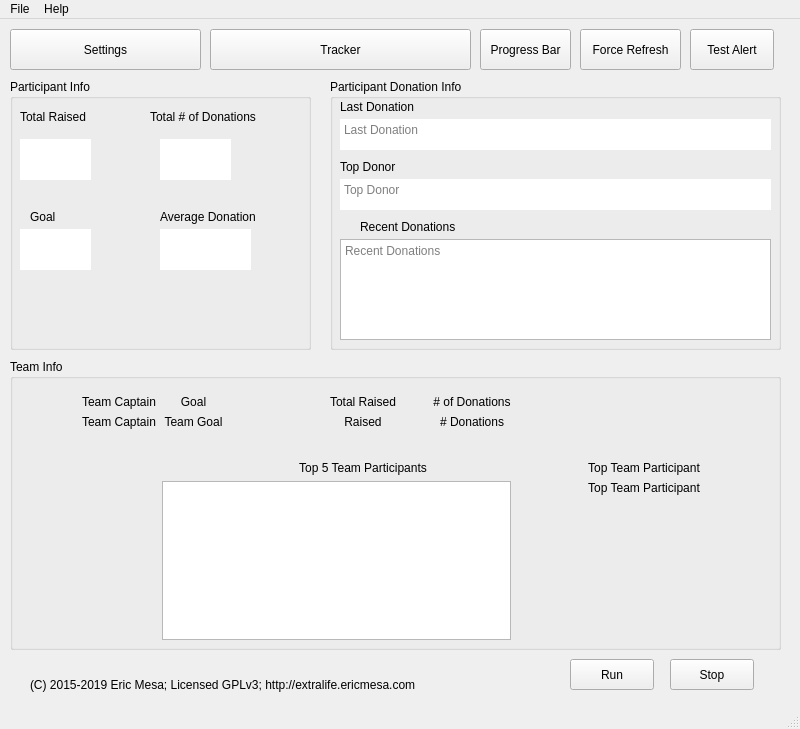
Above: QTdesignerfiles/design.ui from djotaku/ELDonationTracker before the change. Below: the same form after it.
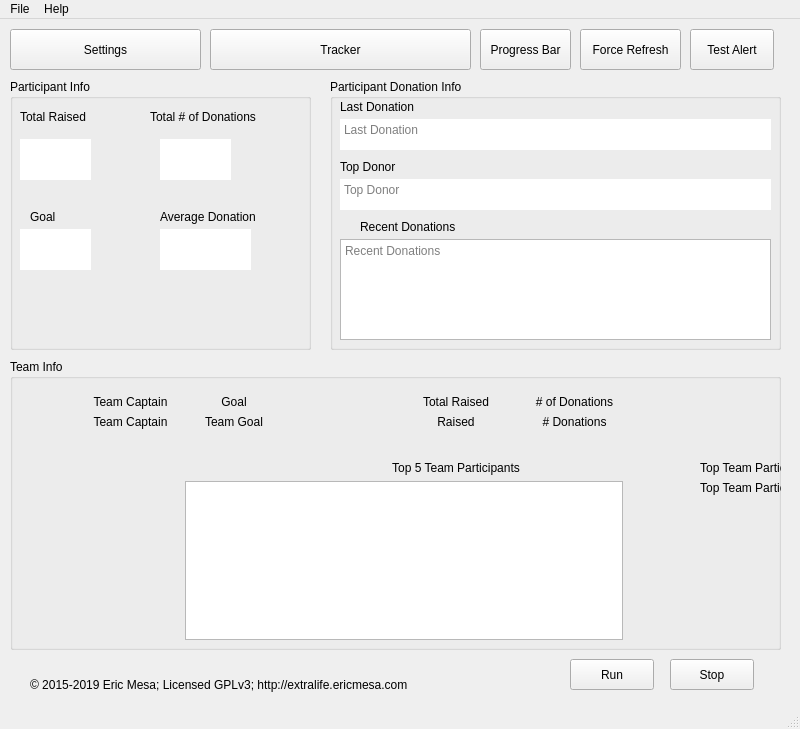
That is the form after the change. Icons and pictures are not drawn.

```diff
--- a/QTdesignerfiles/design.ui
+++ b/QTdesignerfiles/design.ui
@@ -347,7 +347,7 @@
       <rect>
        <x>10</x>
        <y>30</y>
-       <width>751</width>
+       <width>863</width>
        <height>251</height>
       </rect>
      </property>
@@ -552,7 +552,7 @@
      </rect>
     </property>
     <property name="text">
-     <string>(C) 2015-2019 Eric Mesa; Licensed GPLv3; http://extralife.ericmesa.com</string>
+     <string>© 2015-2019 Eric Mesa; Licensed GPLv3; http://extralife.ericmesa.com</string>
     </property>
    </widget>
   </widget>
```
Left out of the diff: 171 changed lines with no effect on the pictures.
